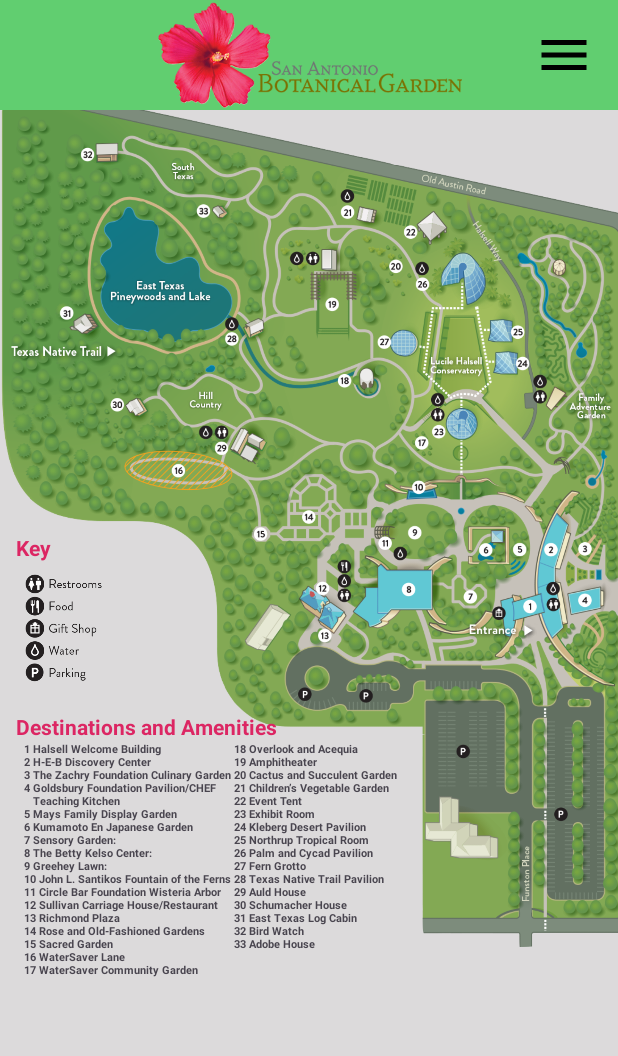
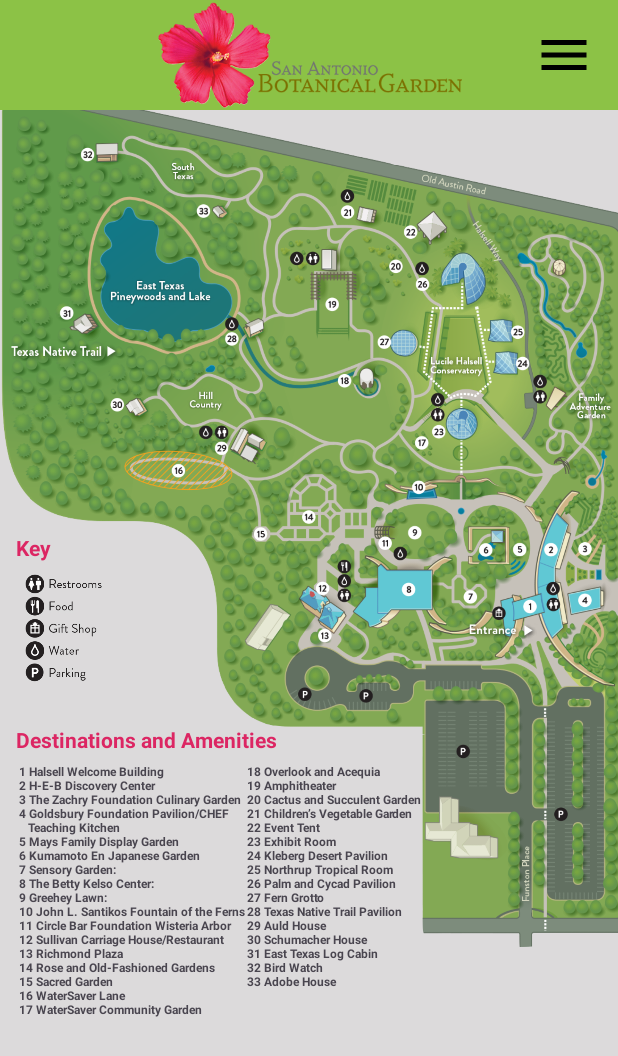
Before and after one commit to UTSA-CS-3443/BotanicalBuddy, an Android app: the MapActivity screen opened directly, with no data from a screen before it, on a phone screen of 412 x 824 dp. Shown: the top 1056 px of the screen. Run offline under Robolectric (Android 15) with nearby library versions, the phone set to English and light mode, and no system bars.

Commit message:
dest 2 and color

```diff
--- a/app/src/main/res/layout/activity_map.xml
+++ b/app/src/main/res/layout/activity_map.xml
@@ -49,7 +49,7 @@
         android:id="@+id/textView"
         android:layout_width="wrap_content"
         android:layout_height="wrap_content"
-        android:text="Key"
+        android:text="@string/key"
         android:textColor="@color/primary_pink"
         android:textStyle="bold"
         app:layout_constraintBottom_toBottomOf="@+id/map"
@@ -73,9 +73,9 @@
 
     <TextView
         android:id="@+id/textView2"
-        android:layout_width="wrap_content"
-        android:layout_height="wrap_content"
-        android:text="Destinations and Amenities"
+        android:layout_width="182dp"
+        android:layout_height="25dp"
+        android:text="@string/destinations_and_amenities"
         android:textColor="@color/primary_pink"
         android:textStyle="bold"
         app:layout_constraintBottom_toBottomOf="@+id/map"
@@ -83,27 +83,27 @@
         app:layout_constraintHorizontal_bias="0.046"
         app:layout_constraintStart_toStartOf="parent"
         app:layout_constraintTop_toBottomOf="@+id/mapKey"
-        app:layout_constraintVertical_bias="0.105" />
+        app:layout_constraintVertical_bias="0.168" />
 
     <TextView
         android:id="@+id/textView3"
-        android:layout_width="140dp"
-        android:layout_height="159dp"
+        android:layout_width="152dp"
+        android:layout_height="199dp"
         android:text="1 Halsell Welcome Building \n2 H-E-B Discovery Center\n3 The Zachry Foundation Culinary Garden\n4 Goldsbury Foundation Pavilion/CHEF\n   Teaching Kitchen \n5 Mays Family Display Garden \n6 Kumamoto En Japanese Garden\n7 Sensory Garden:\n8 The Betty Kelso Center:\n9 Greehey Lawn:\n10 John L. Santikos Fountain of the Ferns\n11 Circle Bar Foundation Wisteria Arbor\n12 Sullivan Carriage House/Restaurant\n13 Richmond Plaza\n14 Rose and Old-Fashioned Gardens\n15 Sacred Garden\n16 WaterSaver Lane\n17 WaterSaver Community Garden\n"
-        android:textSize="7dp"
+        android:textSize="8dp"
         android:textStyle="bold"
         app:layout_constraintBottom_toBottomOf="@+id/map"
         app:layout_constraintEnd_toEndOf="parent"
-        app:layout_constraintHorizontal_bias="0.06"
+        app:layout_constraintHorizontal_bias="0.049"
         app:layout_constraintStart_toStartOf="@+id/map"
         app:layout_constraintTop_toBottomOf="@+id/textView2"
         app:layout_constraintVertical_bias="0.0" />
 
     <TextView
-        android:layout_width="wrap_content"
-        android:layout_height="wrap_content"
+        android:layout_width="138dp"
+        android:layout_height="168dp"
         android:text="18 Overlook and Acequia\n19 Amphitheater\n20 Cactus and Succulent Garden\n21 Children’s Vegetable Garden\n22 Event Tent\n23 Exhibit Room\n24 Kleberg Desert Pavilion\n25 Northrup Tropical Room\n26 Palm and Cycad Pavilion\n27 Fern Grotto\n28 Texas Native Trail Pavilion\n29 Auld House\n30 Schumacher House\n31 East Texas Log Cabin\n32 Bird Watch\n33 Adobe House\n"
-        android:textSize="7dp"
+        android:textSize="8dp"
         android:textStyle="bold"
         app:layout_constraintStart_toEndOf="@+id/textView3"
         app:layout_constraintTop_toBottomOf="@+id/textView2" />
--- a/app/src/main/res/layout/menu.xml
+++ b/app/src/main/res/layout/menu.xml
@@ -2,7 +2,7 @@
 <RelativeLayout xmlns:android="http://schemas.android.com/apk/res/android"
     android:layout_width="match_parent"
     android:layout_height="wrap_content"
-    android:background="@color/secondary_green">
+    android:background="@color/leaf_green">
     <RelativeLayout
         android:layout_width="match_parent"
         android:layout_height="wrap_content">
--- a/app/src/main/res/values/colors.xml
+++ b/app/src/main/res/values/colors.xml
@@ -7,4 +7,5 @@
     <color name="soft_blue">#FF6EC1E4</color>
     <color name="grey">#FF7a7a7a</color>
     <color name="light_grey">#DCDADB</color>
+    <color name="leaf_green">#8CC246</color>
 </resources>
--- a/app/src/main/res/values/strings.xml
+++ b/app/src/main/res/values/strings.xml
@@ -13,4 +13,6 @@
     <string name="checkhint">Check Hint</string>
     <string name="hintText">Enter a valid username to get a password hint</string>
     <string name="welcome">Welcome to</string>
+    <string name="destinations_and_amenities">Destinations and Amenities</string>
+    <string name="key">Key</string>
 </resources>
```
Also changed, not shown: 1 other file.
